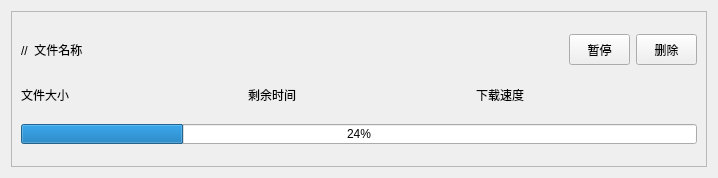
L-Super/FlowD, file src/DownloadItemWidget.ui: the form before one commit.
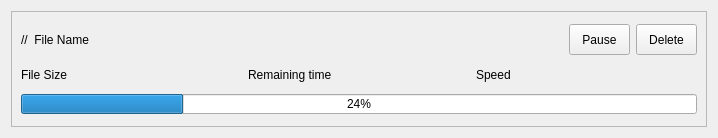
The form after the commit.

Commit message:
Default Language And Basic Logic for DownloadItemWidget (#7)
* fix: change default ui to English

* feature: add basic logic for DownloadItemWidget

```diff
--- a/src/DownloadItemWidget.ui
+++ b/src/DownloadItemWidget.ui
@@ -7,7 +7,7 @@
     <x>0</x>
     <y>0</y>
     <width>718</width>
-    <height>178</height>
+    <height>138</height>
    </rect>
   </property>
   <property name="windowTitle">
@@ -43,7 +43,7 @@
            </size>
           </property>
           <property name="text">
-           <string>//  文件名称</string>
+           <string>//  File Name</string>
           </property>
          </widget>
         </item>
@@ -83,7 +83,7 @@
              <cursorShape>PointingHandCursor</cursorShape>
             </property>
             <property name="text">
-             <string>暂停</string>
+             <string>Pause</string>
             </property>
             <property name="checkable">
              <bool>true</bool>
@@ -108,7 +108,7 @@
              <cursorShape>PointingHandCursor</cursorShape>
             </property>
             <property name="text">
-             <string>删除</string>
+             <string>Delete</string>
             </property>
            </widget>
           </item>
@@ -133,7 +133,7 @@
            </size>
           </property>
           <property name="text">
-           <string>文件大小</string>
+           <string>File Size</string>
           </property>
          </widget>
         </item>
@@ -152,7 +152,7 @@
            </size>
           </property>
           <property name="text">
-           <string>剩余时间</string>
+           <string>Remaining time</string>
           </property>
          </widget>
         </item>
@@ -171,7 +171,7 @@
            </size>
           </property>
           <property name="text">
-           <string>下载速度</string>
+           <string>Speed</string>
           </property>
          </widget>
         </item>
```
Left out of the diff: 2 changed lines with no effect on the pictures. The commit also changes 14 other files.
